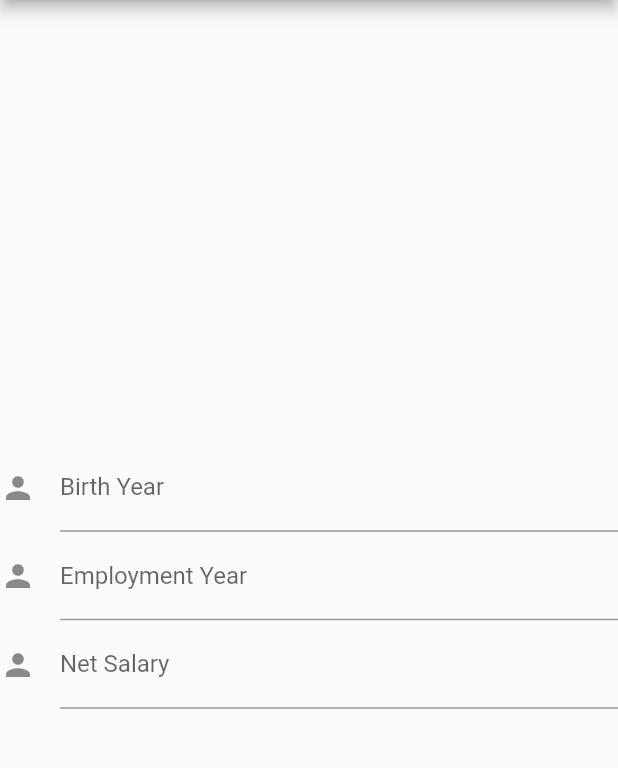
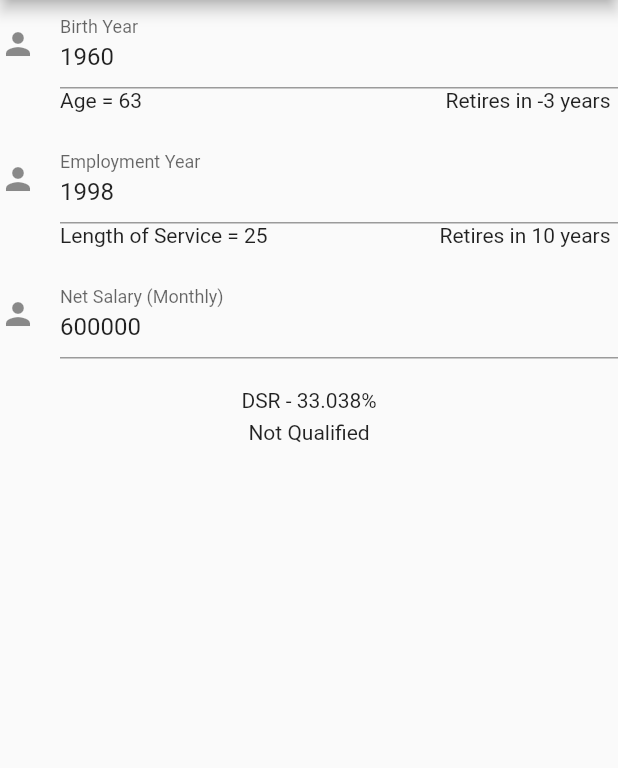
Before and after one commit to AliAkolade/DSR-Calculator, a Flutter app: the screen it shows after launch, on a phone screen of 412 x 824 dp, the part 84-852 px from its top. Run offline on Flutter 3.47's test engine with Material 2 defaults, Android fonts, the phone set to English and light mode, and no system bars.

Commit message:
working version

```diff
--- a/lib/main.dart
+++ b/lib/main.dart
@@ -1,3 +1,5 @@
+import 'dart:math';
+
 import 'package:flutter/material.dart';
 
 void main() {
@@ -30,7 +32,7 @@ class _MyHomePageState extends State<MyHomePage> {
     return Scaffold(
         appBar: AppBar(title: Text(widget.title)),
         body: Column(
-            mainAxisAlignment: MainAxisAlignment.center,
+            mainAxisAlignment: MainAxisAlignment.start,
             children: const <Widget>[DSRForm()]));
   }
 }
@@ -46,41 +48,123 @@ class DSRForm extends StatefulWidget {
 
 class DSRFormState extends State<DSRForm> {
   final _formKey = GlobalKey<FormState>();
-  TextEditingController yearOfBirth = TextEditingController();
-  TextEditingController yearOfEmployment = TextEditingController();
-  TextEditingController netSalary = TextEditingController();
+  TextEditingController yearOfBirth = TextEditingController(text: "1960");
+  TextEditingController yearOfEmployment = TextEditingController(text: "1998");
+  TextEditingController netSalary = TextEditingController(text: "600000");
 
   static const int maxAge = 60;
   static const int maxService = 35;
-  static const int dsr = 30;
-  static const int mortgageAmount = 35;
-  static const int mortgageInterest = 35;
-  static const int mortgagePeriod = 35;
-  static const double emi = 35;
+  static const int dsrLimit = 30;
+  static const int mAmount = 15000000;
+  static const int mInterest = 10;
+  int mPeriod = 0;
+  double emi = 0.0;
+  double dsr = 0.0;
+  int age = 0;
+  int lenService = 0;
+  int retireAge = 0;
+  int retireService = 0;
 
-  calculateDSR() {}
+  calculateEMI() {
+    num temp = pow((1 + ((mInterest / 100) / 12)), (mPeriod * 12));
+    setState(() {
+      emi = mAmount * ((((mInterest / 100) / 12) * temp) / (temp - 1));
+    });
+    calculateDSR();
+  }
+
+  getMaxPeriod() {
+    setState(() {
+      mPeriod = max(retireAge, retireService);
+    });
+    calculateEMI();
+  }
+
+  calculateDSR() {
+    setState(() {
+      dsr = double.parse(
+          ((emi / double.parse(netSalary.text)) * 100).toStringAsFixed(3));
+    });
+  }
+
+  @override
+  void initState() {
+    super.initState();
+    setState(() {
+      age = DateTime.now().year - int.parse(yearOfBirth.text);
+      retireAge = maxAge - (DateTime.now().year - int.parse(yearOfBirth.text));
+      lenService = DateTime.now().year - int.parse(yearOfEmployment.text);
+      retireService =
+          maxService - (DateTime.now().year - int.parse(yearOfEmployment.text));
+      getMaxPeriod();
+    });
+  }
 
   @override
   Widget build(BuildContext context) {
     return Form(
         key: _formKey,
-        child: Column(children: <Widget>[
+        child: Column(
+            mainAxisAlignment: MainAxisAlignment.start,
+            children: <Widget>[
               TextFormField(
                   controller: yearOfBirth,
                   keyboardType: TextInputType.number,
                   decoration: const InputDecoration(
-                  icon: Icon(Icons.person), labelText: 'Birth Year')),
-          // Row(children: [
-          //   Text("Years till retirement - ${DateTime.now().year-int.parse(yearOfBirth.text)}")
-          // ]),
+                      icon: Icon(Icons.person), labelText: 'Birth Year'),
+                  onChanged: (value) {
+                    setState(() {
+                      age = DateTime.now().year - int.parse(value);
+                      retireAge =
+                          maxAge - (DateTime.now().year - int.parse(value));
+                      getMaxPeriod();
+                    });
+                  }),
+              Row(children: [
+                const SizedBox(width: 40),
+                Text("Age = $age"),
+                const Spacer(),
+                Text("Retires in $retireAge years"),
+                const SizedBox(width: 5)
+              ]),
+              const SizedBox(height: 15),
               TextFormField(
+                  keyboardType: TextInputType.number,
                   controller: yearOfEmployment,
                   decoration: const InputDecoration(
-                  icon: Icon(Icons.person), labelText: 'Employment Year')),
+                      icon: Icon(Icons.person), labelText: 'Employment Year'),
+                  onChanged: (value) {
+                    setState(() {
+                      lenService = DateTime.now().year - int.parse(value);
+                      retireService =
+                          maxService - (DateTime.now().year - int.parse(value));
+                      getMaxPeriod();
+                    });
+                  }),
+              Row(children: [
+                const SizedBox(width: 40),
+                Text("Length of Service = $lenService"),
+                const Spacer(),
+                Text("Retires in $retireService years"),
+                const SizedBox(width: 5)
+              ]),
+              const SizedBox(height: 15),
               TextFormField(
+                  keyboardType: TextInputType.number,
                   controller: netSalary,
                   decoration: const InputDecoration(
-                  icon: Icon(Icons.person), labelText: 'Net Salary'))
+                      icon: Icon(Icons.person),
+                      labelText: 'Net Salary (Monthly)'),
+                  onChanged: (text) {
+                    calculateDSR();
+                  }),
+              const SizedBox(height: 20),
+              Text("DSR - $dsr%"),
+              const SizedBox(height: 5),
+              (dsr <= dsrLimit)
+                  ? const Text("Qualified")
+                  : const Text("Not Qualified"),
+              const SizedBox(height: 20),
             ]));
   }
 }
```
Lines whose indentation alone changed are shown as unchanged.
